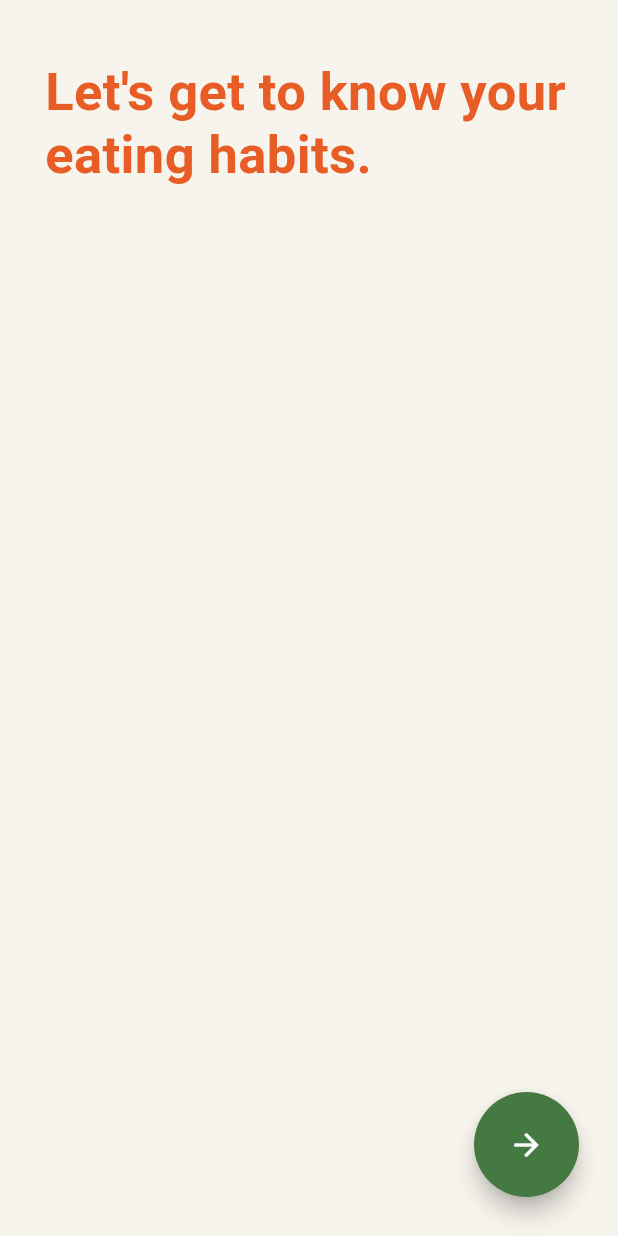
After one commit to KennyTangg/Homii, a Flutter app: the IntroScreen screen opened directly, on a phone screen of 412 x 824 dp. The commit adds this screen. Run offline on Flutter 3.47's test engine with Material 3 defaults, Android fonts, the phone set to English and light mode, and no system bars.

Commit message:
Add goals and intro screen for user data

```diff
--- a/lib/main.dart
+++ b/lib/main.dart
@@ -15,7 +15,7 @@ class MainApp extends StatelessWidget {
       title: 'Homii',
       theme: ThemeData(
         colorScheme: const ColorScheme.light(
-          surface: Colors.white,
+          surface: Color.fromRGBO(247, 244, 237, 1),
           onSurface: Colors.black,
           primary: Color.fromRGBO(69, 121, 66, 1),
           onPrimary: Colors.white,
--- a/lib/screens/authentication/splash_screen.dart
+++ b/lib/screens/authentication/splash_screen.dart
@@ -16,7 +16,7 @@ class _SplashScreenState extends State<SplashScreen> {
   }
 
   _navigateToWelcomeScreen() async {
-    await Future.delayed(Duration(seconds: 3));
+    await Future.delayed(Duration(seconds: 1));
     Navigator.pushReplacement(
       context,
       MaterialPageRoute(builder: (context) => WelcomeScreen()),
--- a/lib/screens/authentication/welcome_screen.dart
+++ b/lib/screens/authentication/welcome_screen.dart
@@ -1,5 +1,5 @@
 import 'package:flutter/material.dart';
-import '../diet_selection_screen.dart';
+import 'package:homii/screens/user_preferences/intro_screen.dart';
 
 class WelcomeScreen extends StatefulWidget {
   const WelcomeScreen({super.key});
@@ -69,7 +69,7 @@ class _WelcomeScreenState extends State<WelcomeScreen> with TickerProviderStateM
       Future.delayed(const Duration(milliseconds: 300), () {
         Navigator.of(context).pushReplacement(
           PageRouteBuilder(
-            pageBuilder: (_, __, ___) => const DietSelectionPage(),
+            pageBuilder: (_, __, ___) => const IntroScreen(),
             transitionDuration: Duration.zero,
           ),
         );
@@ -95,7 +95,7 @@ class _WelcomeScreenState extends State<WelcomeScreen> with TickerProviderStateM
         children: [
           Transform.translate(
             offset: Offset(0, height + dragDistance),
-            child: const DietSelectionPage(),
+            child: IntroScreen(),
           ),
           GestureDetector(
             onVerticalDragStart: (_) => isDragging = true,
--- /dev/null
+++ b/lib/screens/user_preferences/intro_screen.dart
@@ -0,0 +1,55 @@
+import 'package:flutter/material.dart';
+
+import 'goals_screen.dart';
+
+class IntroScreen extends StatelessWidget {
+  const IntroScreen({super.key});
+
+  @override
+  Widget build(BuildContext context) {
+    return Scaffold(
+      backgroundColor: Theme.of(context).colorScheme.surface,
+      body: SafeArea(
+        child: Padding(
+          padding: const EdgeInsets.symmetric(horizontal: 30, vertical: 40),
+          child: Align(
+            alignment: Alignment.topLeft,
+            child: Text(
+              "Let's get to know your eating habits.",
+              style: const TextStyle(
+                fontSize: 35,
+                fontWeight: FontWeight.bold,
+                color: Color(0xFFE75D25),
+                height: 1.2,// Orange color
+              ),
+            ),
+          ),
+        ),
+      ),
+      floatingActionButton: Stack(
+        children: [
+          Positioned(
+            bottom: 10.0,
+            right: 10.0,
+            child: Container(
+              width: 70,
+              height: 70,
+              child: FloatingActionButton(
+                onPressed: () {
+                  Navigator.push( context,
+                    MaterialPageRoute(builder: (context) => GoalsScreen())
+                  );
+                },
+                backgroundColor: Theme.of(context).colorScheme.primary,
+                shape: RoundedRectangleBorder(
+                  borderRadius: BorderRadius.circular(50),
+                ),
+                child: Icon(Icons.arrow_forward),
+              ),
+            ),
+          ),
+        ],
+      ),
+    );
+  }
+}
```
Also changed, not shown: lib/screens/user_preferences/diet_selection_screen.dart (added, +123 -0 lines), lib/screens/user_preferences/goals_screen.dart (renamed from lib/screens/diet_selection_screen.dart, +21 -30 lines).
